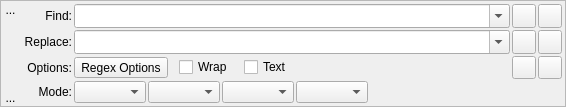
Qt form src/Form_Files/FindReplace.ui (Sigil-Ebook/Sigil) before a commit.
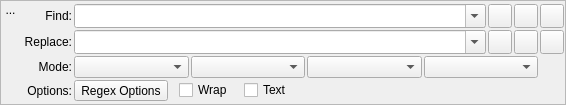
The same form after that commit. Icons and pictures are not drawn. Custom widgets are drawn as their Qt base class.

Commit message: redesign FindReplace, cleanup new features [deploy]

What changed in the file:
```diff
--- a/src/Form_Files/FindReplace.ui
+++ b/src/Form_Files/FindReplace.ui
@@ -91,42 +91,6 @@
           </property>
          </spacer>
         </item>
-        <item>
-         <widget class="QToolButton" name="advancedShowHide">
-          <property name="sizePolicy">
-           <sizepolicy hsizetype="Fixed" vsizetype="Fixed">
-            <horstretch>0</horstretch>
-            <verstretch>0</verstretch>
-           </sizepolicy>
-          </property>
-          <property name="toolTip">
-           <string>Show/Hide Advanced Options</string>
-          </property>
-          <property name="styleSheet">
-           <string notr="true">border: 0px;</string>
-          </property>
-          <property name="text">
-           <string>...</string>
-          </property>
-          <property name="icon">
-           <iconset resource="../Resource_Files/main/main.qrc">
-            <normaloff>:/main/chevron-down.svg</normaloff>:/main/chevron-down.svg
-           </iconset>
-          </property>
-          <property name="iconSize">
-           <size>
-            <width>24</width>
-            <height>24</height>
-           </size>
-          </property>
-          <property name="autoRaise">
-           <bool>false</bool>
-          </property>
-          <property name="arrowType">
-           <enum>Qt::NoArrow</enum>
-          </property>
-         </widget>
-        </item>
        </layout>
       </item>
       <item>
@@ -193,8 +157,28 @@
           </property>
          </widget>
         </item>
-        
         <item row="0" column="3">
+         <widget class="QToolButton" name="replaceCurrent">
+          <property name="sizePolicy">
+           <sizepolicy hsizetype="Expanding" vsizetype="Expanding">
+            <horstretch>0</horstretch>
+            <verstretch>0</verstretch>
+           </sizepolicy>
+          </property>
+          <property name="toolTip">
+           <string>Replace highlighted match (if any) in Code View.</string>
+          </property>
+          <property name="styleSheet">
+           <string notr="true"/>
+          </property>
+          <property name="icon">
+            <iconset resource="../Resource_Files/main/main.qrc">
+              <normaloff>:/main/replace.svg</normaloff>:/main/replace.svg 
+            </iconset>
+          </property>
+         </widget>
+        </item>
+        <item row="0" column="4">
          <widget class="QToolButton" name="restart">
           <property name="sizePolicy">
            <sizepolicy hsizetype="Expanding" vsizetype="Expanding">
@@ -247,9 +231,8 @@
           </property>
          </widget>
         </item>
-
         <item row="1" column="2">
-         <widget class="QToolButton" name="replaceCurrent">
+         <widget class="QToolButton" name="replaceFind">
           <property name="sizePolicy">
            <sizepolicy hsizetype="Expanding" vsizetype="Expanding">
             <horstretch>0</horstretch>
@@ -257,19 +240,19 @@
            </sizepolicy>
           </property>
           <property name="toolTip">
-           <string>Replace highlighted match (if any) in Code View.</string>
+           <string>Replace highlighted match (if any),
+then find the Next match in Code View.</string>
           </property>
           <property name="styleSheet">
            <string notr="true"/>
           </property>
           <property name="icon">
             <iconset resource="../Resource_Files/main/main.qrc">
-              <normaloff>:/main/replace.svg</normaloff>:/main/replace.svg 
+              <normaloff>:/main/replace-find.svg</normaloff>:/main/replace-find.svg 
             </iconset>
           </property>
          </widget>
         </item>
-
         <item row="1" column="3">
          <widget class="QToolButton" name="replaceAll">
           <property name="sizePolicy">
@@ -292,8 +275,84 @@
           </property>
          </widget>
         </item>
-        
+        <item row="1" column="4">
+         <widget class="QToolButton" name="count">
+          <property name="sizePolicy">
+           <sizepolicy hsizetype="Expanding" vsizetype="Expanding">
+            <horstretch>0</horstretch>
+            <verstretch>0</verstretch>
+           </sizepolicy>
+          </property>
+          <property name="minimumSize">
+           <size>
+            <width>0</width>
+            <height>22</height>
+           </size>
+          </property>
+          <property name="toolTip">
+            <string>Count all matches in Code View.
+              Use with SHIFT to generate a Dry Run Replace All table.
+            </string>
+          </property>
+          <property name="styleSheet">
+           <string notr="true"/>
+          </property>
+          <property name="icon">
+            <iconset resource="../Resource_Files/main/main.qrc">
+              <normaloff>:/main/count-all.svg</normaloff>:/main/count-all.svg
+            </iconset>
+          </property>
+         </widget>
+        </item>
         <item row="2" column="0">
+         <widget class="QLabel" name="model">
+          <property name="text">
+           <string>Mode:</string>
+          </property>
+          <property name="alignment">
+           <set>Qt::AlignRight|Qt::AlignTrailing|Qt::AlignVCenter</set>
+          </property>
+         </widget>
+        </item>
+        <item row="2" column="1" colspan="3">
+         <layout class="QHBoxLayout" name="modeLayout" stretch="0,0,0,0,0">
+          <item>
+           <widget class="QComboBox" name="cbSearchMode"/>
+          </item>
+          <item>
+           <widget class="QComboBox" name="cbLookWhere"/>
+          </item>
+          <item>
+           <widget class="QComboBox" name="MarkedTextIndicator"/>
+          </item>
+          <item>
+           <widget class="QComboBox" name="cbSearchDirection"/>
+          </item>
+         </layout>
+        </item>
+        <item row="2" column="4">
+         <widget class="QLabel" name="revalid">
+          <property name="sizePolicy">
+           <sizepolicy hsizetype="Fixed" vsizetype="Fixed">
+            <horstretch>0</horstretch>
+            <verstretch>0</verstretch>
+           </sizepolicy>
+          </property>
+          <property name="minimumSize">
+           <size>
+            <width>8</width>
+            <height>22</height>
+           </size>
+          </property>
+          <property name="toolTip">
+           <string>Regex Valid?</string>
+          </property>
+          <property name="text">
+           <string> </string>
+          </property>
+         </widget>
+        </item>
+        <item row="3" column="0">
          <widget class="QLabel" name="optionsl">
           <property name="text">
            <string>Options:</string>
@@ -303,7 +362,7 @@
           </property>
          </widget>
         </item>
-        <item row="2" column="1">
+        <item row="3" column="1">
          <layout class="QHBoxLayout" name="advancedLayout" stretch="0,0,0,0,0">
          <item>
            <widget class="QToolButton" name="tbRegexOptions">
@@ -372,105 +431,8 @@
             </property>
            </spacer>
           </item>
-          <item>
-           <widget class="QLabel" name="revalid">
-            <property name="sizePolicy">
-             <sizepolicy hsizetype="Fixed" vsizetype="Fixed">
-              <horstretch>0</horstretch>
-              <verstretch>0</verstretch>
-             </sizepolicy>
-            </property>
-            <property name="minimumSize">
-             <size>
-              <width>8</width>
-              <height>22</height>
-             </size>
-            </property>
-            <property name="toolTip">
-             <string>Regex Valid?</string>
-            </property>
-            <property name="text">
-             <string> </string>
-            </property>
-           </widget>
-          </item>
          </layout>
         </item>
-        <item row="2" column="2">
-         <widget class="QToolButton" name="replaceFind">
-          <property name="sizePolicy">
-           <sizepolicy hsizetype="Expanding" vsizetype="Expanding">
-            <horstretch>0</horstretch>
-            <verstretch>0</verstretch>
-           </sizepolicy>
-          </property>
-          <property name="toolTip">
-           <string>Replace highlighted match (if any),
-then find the Next match in Code View.</string>
-          </property>
-          <property name="styleSheet">
-           <string notr="true"/>
-          </property>
-          <property name="icon">
-            <iconset resource="../Resource_Files/main/main.qrc">
-              <normaloff>:/main/replace-find.svg</normaloff>:/main/replace-find.svg 
-            </iconset>
-          </property>
-         </widget>
-        </item>
-        <item row="2" column="3">
-         <widget class="QToolButton" name="count">
-          <property name="sizePolicy">
-           <sizepolicy hsizetype="Expanding" vsizetype="Expanding">
-            <horstretch>0</horstretch>
-            <verstretch>0</verstretch>
-           </sizepolicy>
-          </property>
-          <property name="minimumSize">
-           <size>
-            <width>0</width>
-            <height>22</height>
-           </size>
-          </property>
-          <property name="toolTip">
-            <string>Count all matches in Code View.
-              Use with SHIFT to generate a Dry Run Replace All table.
-            </string>
-          </property>
-          <property name="styleSheet">
-           <string notr="true"/>
-          </property>
-          <property name="icon">
-            <iconset resource="../Resource_Files/main/main.qrc">
-              <normaloff>:/main/count-all.svg</normaloff>:/main/count-all.svg
-            </iconset>
-          </property>
-         </widget>
-        </item>
-        <item row="3" column="0">
-         <widget class="QLabel" name="model">
-          <property name="text">
-           <string>Mode:</string>
-          </property>
-          <property name="alignment">
-           <set>Qt::AlignRight|Qt::AlignTrailing|Qt::AlignVCenter</set>
-          </property>
-         </widget>
-        </item>
-        <item row="3" column="1" colspan="4">
-         <layout class="QHBoxLayout" name="modeLayout" stretch="0,0,0,0,0">
-          <item>
-           <widget class="QComboBox" name="cbSearchMode"/>
-          </item>
-          <item>
-           <widget class="QComboBox" name="cbLookWhere"/>
-          </item>
-          <item>
-           <widget class="QComboBox" name="MarkedTextIndicator"/>
-          </item>
-          <item>
-           <widget class="QComboBox" name="cbSearchDirection"/>
-          </item>
           <item>
            <spacer name="horizontalSpacer">
             <property name="orientation">
@@ -478,7 +440,7 @@
             </property>
             <property name="sizeHint" stdset="0">
              <size>
-              <width>40</width>
+              <width>10</width>
               <height>20</height>
              </size>
             </property>
@@ -500,8 +462,6 @@
          </layout>
         </item>
        </layout>
-      </item>
-     </layout>
     </widget>
    </item>
   </layout>
```
The commit also changes 5 other files.
